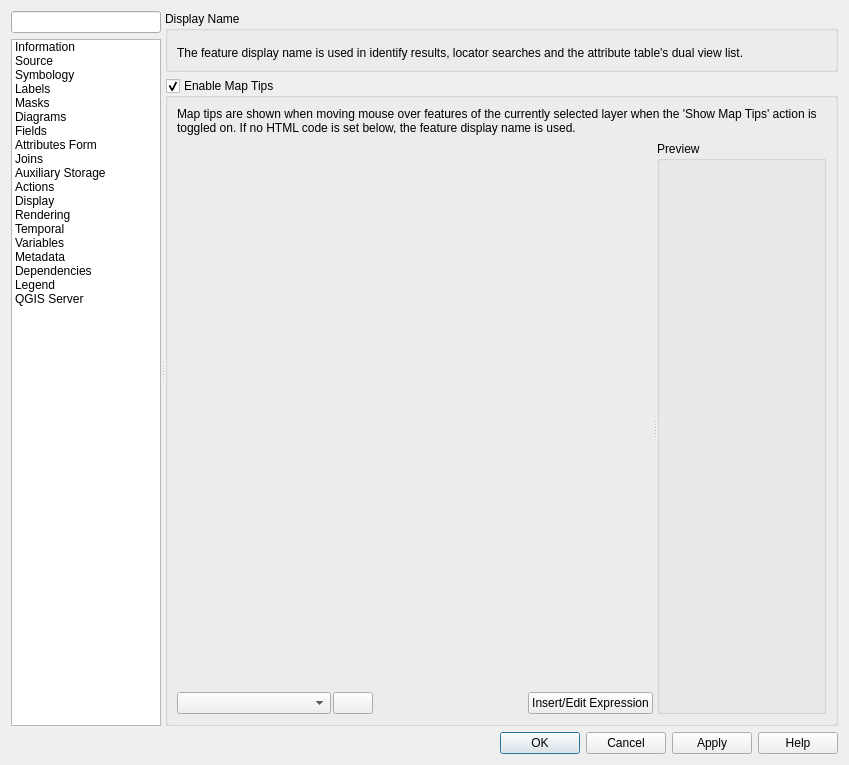
The window that src/ui/qgsvectorlayerpropertiesbase.ui (qgis/QGIS) describes before a commit, drawn with Qt 5.
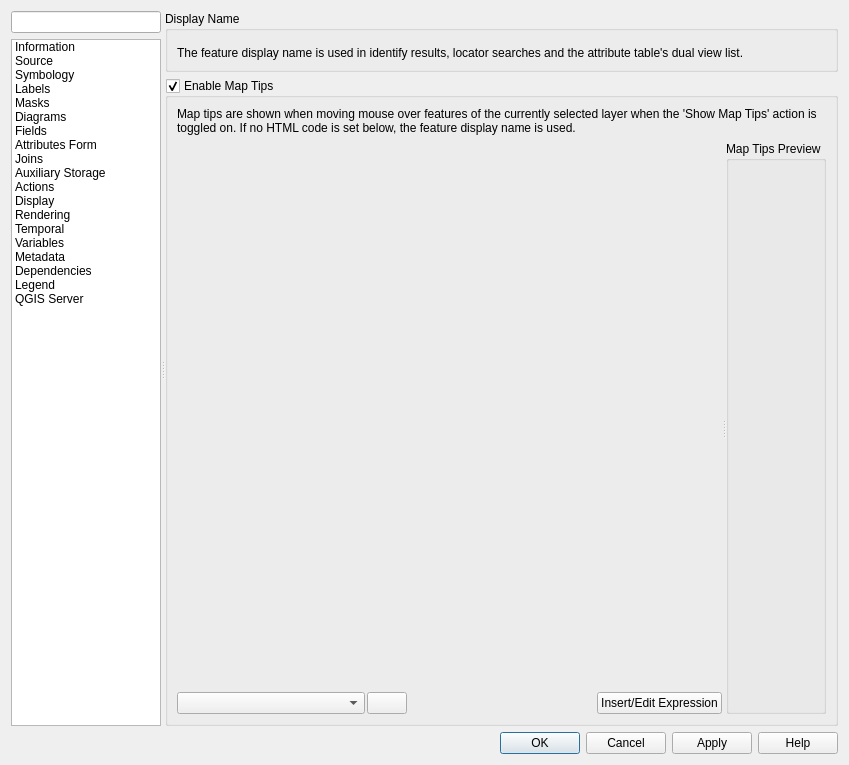
The same window after the commit. The open tabs and pages were chosen to show the change. Icons and pictures are not drawn. Custom widgets are drawn as their Qt base class.

Commit message: [ui] Fix broken map tips preview layout

Diff of the .ui file:
```diff
--- a/src/ui/qgsvectorlayerpropertiesbase.ui
+++ b/src/ui/qgsvectorlayerpropertiesbase.ui
@@ -1590,8 +1590,9 @@
                      </size>
                     </property>
                     <property name="title">
-                     <string>Preview</string>
+                     <string>Map Tips Preview</string>
                     </property>
+                    <layout class="QVBoxLayout" name="mMapTipPreviewLayout"/>
                    </widget>
                   </widget>
                  </item>
```
The commit also changes 3 other files.
